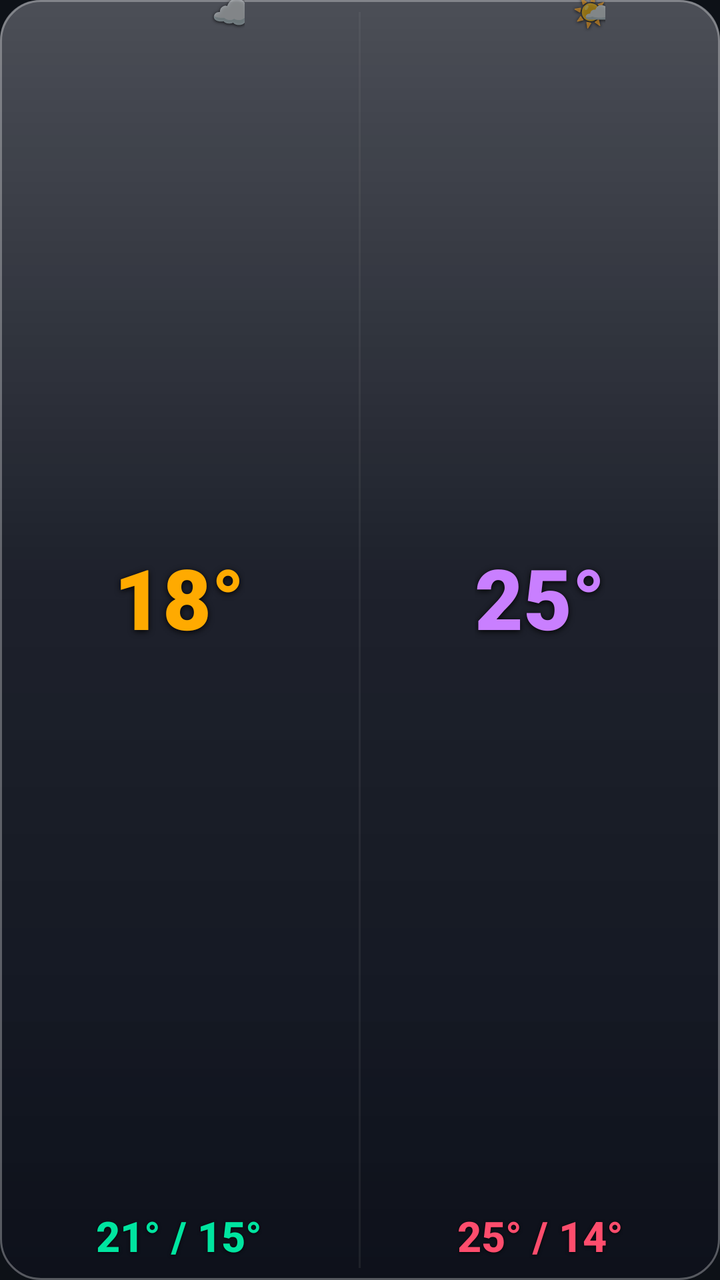
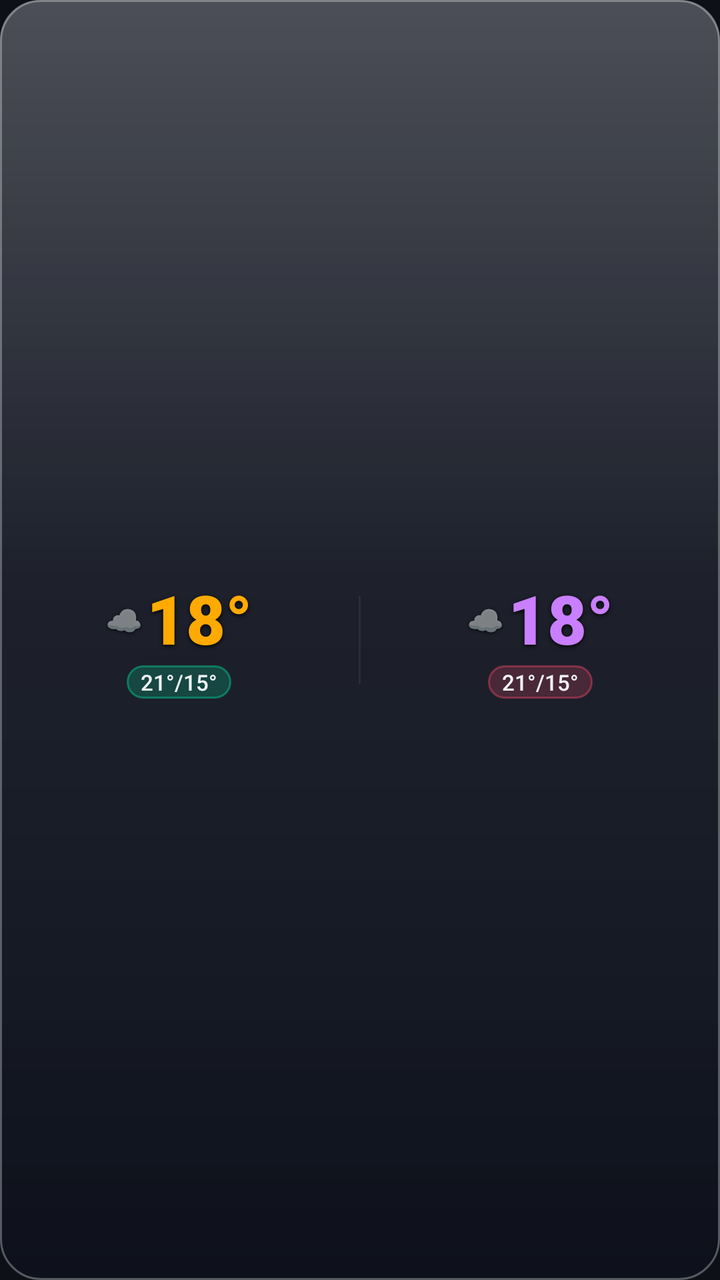

The first picture is an Android layout as it rendered before a commit; the second is the same layout after the commit. The layout source and the unified diff follow.
<!-- AndroidManifest.xml: application theme Theme.Weather28 -->
<!-- res/layout/widget_dark_xs.xml -->
<?xml version="1.0" encoding="utf-8"?>
<LinearLayout xmlns:android="http://schemas.android.com/apk/res/android"
    android:id="@+id/widget_root"
    android:layout_width="match_parent"
    android:layout_height="match_parent"
    android:orientation="vertical"
    android:background="@drawable/widget_bg_dark">


    <LinearLayout
        android:layout_width="match_parent"
        android:layout_height="0dp"
        android:layout_weight="1"
        android:orientation="horizontal">

        
        <LinearLayout
            android:layout_width="0dp"
            android:layout_height="match_parent"
            android:layout_weight="1"
            android:orientation="vertical"
            android:gravity="center_horizontal"
            android:paddingStart="6dp"
            android:paddingEnd="6dp"
            android:paddingBottom="8dp">

            <FrameLayout
                android:layout_width="wrap_content"
                android:layout_height="0dp"
                android:layout_weight="1">

                <TextView
                    android:id="@+id/today_temp"
                    android:layout_width="wrap_content"
                    android:layout_height="wrap_content"
                    android:layout_gravity="center"
                    android:text="18°"
                    android:textColor="#ffaa00"
                    android:textSize="42sp"
                    android:fontFamily="sans-serif-black"
                    android:includeFontPadding="false"
                    android:gravity="center"
                    android:shadowColor="#e6000000" android:shadowDx="0" android:shadowDy="2" android:shadowRadius="7"/>

                <TextView
                    android:id="@+id/today_icon"
                    android:layout_width="wrap_content"
                    android:layout_height="wrap_content"
                    android:layout_gravity="top|end"
                    android:layout_marginTop="-4dp"
                    android:layout_marginEnd="-5dp"
                    android:text="☁️"
                    android:textSize="17sp"
                    android:includeFontPadding="false"
                    android:gravity="center"
                    android:shadowColor="#cc000000" android:shadowDx="0" android:shadowDy="1" android:shadowRadius="4"/>
            </FrameLayout>

            <TextView
                android:id="@+id/today_minmax"
                android:layout_width="wrap_content"
                android:layout_height="wrap_content"
                android:text="21° / 15°"
                android:textColor="#00e5a0"
                android:textSize="21sp"
                android:fontFamily="sans-serif-medium"
                android:textStyle="bold"
                android:layout_marginTop="2dp"
                android:shadowColor="#cc000000" android:shadowDx="0" android:shadowDy="1" android:shadowRadius="4"/>
        </LinearLayout>

        <TextView
            android:layout_width="1dp"
            android:layout_height="match_parent"
            android:background="#22888888"
            android:layout_marginTop="6dp"
            android:layout_marginBottom="6dp"
            android:text=""/>

        
        <LinearLayout
            android:layout_width="0dp"
            android:layout_height="match_parent"
            android:layout_weight="1"
            android:orientation="vertical"
            android:gravity="center_horizontal"
            android:paddingStart="6dp"
            android:paddingEnd="6dp"
            android:paddingBottom="8dp">

            <FrameLayout
                android:layout_width="wrap_content"
                android:layout_height="0dp"
                android:layout_weight="1">

                <TextView
                    android:id="@+id/tomorrow_temp"
                    android:layout_width="wrap_content"
                    android:layout_height="wrap_content"
                    android:layout_gravity="center"
                    android:text="25°"
                    android:textColor="#c97fff"
                    android:textSize="42sp"
                    android:fontFamily="sans-serif-black"
                    android:includeFontPadding="false"
                    android:gravity="center"
                    android:shadowColor="#e6000000" android:shadowDx="0" android:shadowDy="2" android:shadowRadius="7"/>

                <TextView
                    android:id="@+id/tomorrow_icon"
                    android:layout_width="wrap_content"
                    android:layout_height="wrap_content"
                    android:layout_gravity="top|end"
                    android:layout_marginTop="-4dp"
                    android:layout_marginEnd="-5dp"
                    android:text="🌤️"
                    android:textSize="17sp"
                    android:includeFontPadding="false"
                    android:gravity="center"
                    android:shadowColor="#cc000000" android:shadowDx="0" android:shadowDy="1" android:shadowRadius="4"/>
            </FrameLayout>

            <TextView
                android:id="@+id/tomorrow_minmax"
                android:layout_width="wrap_content"
                android:layout_height="wrap_content"
                android:text="25° / 14°"
                android:textColor="#ff4d6d"
                android:textSize="21sp"
                android:fontFamily="sans-serif-medium"
                android:textStyle="bold"
                android:layout_marginTop="2dp"
                android:shadowColor="#cc000000" android:shadowDx="0" android:shadowDy="1" android:shadowRadius="4"/>
        </LinearLayout>
    </LinearLayout>

    <TextView android:id="@+id/widget_refresh" android:layout_width="0dp" android:layout_height="0dp" android:visibility="gone"/>
    <TextView android:id="@+id/today_desc"    android:layout_width="0dp" android:layout_height="0dp" android:visibility="gone"/>
    <TextView android:id="@+id/tomorrow_desc" android:layout_width="0dp" android:layout_height="0dp" android:visibility="gone"/>
    <TextView android:id="@+id/today_icon_bg" android:layout_width="0dp" android:layout_height="0dp" android:visibility="gone"/>
    <TextView android:id="@+id/tomorrow_icon_bg" android:layout_width="0dp" android:layout_height="0dp" android:visibility="gone"/>
    <TextView android:id="@+id/today_rain"    android:layout_width="0dp" android:layout_height="0dp" android:visibility="gone"/>
    <TextView android:id="@+id/today_wind"    android:layout_width="0dp" android:layout_height="0dp" android:visibility="gone"/>
    <TextView android:id="@+id/tomorrow_rain" android:layout_width="0dp" android:layout_height="0dp" android:visibility="gone"/>
    <TextView android:id="@+id/tomorrow_wind" android:layout_width="0dp" android:layout_height="0dp" android:visibility="gone"/>

</LinearLayout>
<!-- resources referenced by this layout -->
<resources>
  <!-- drawable widget_bg_dark (drawable) -->
  <?xml version="1.0" encoding="utf-8"?>
  <layer-list xmlns:android="http://schemas.android.com/apk/res/android">
      <item>
          <shape android:shape="rectangle">
              <solid android:color="#CC101520"/>
              <corners android:radius="20dp"/>
          </shape>
      </item>
      <item>
          <shape android:shape="rectangle">
              <gradient
                  android:type="linear"
                  android:angle="115"
                  android:startColor="#40FFFFFF"
                  android:centerColor="#0FFFFFFF"
                  android:endColor="#00FFFFFF"
                  android:centerY="0.45"/>
              <corners android:radius="20dp"/>
          </shape>
      </item>
      <item>
          <shape android:shape="rectangle">
              <gradient
                  android:type="linear"
                  android:angle="90"
                  android:startColor="#22000000"
                  android:centerColor="#00000000"
                  android:endColor="#00000000"
                  android:centerY="0.25"/>
              <corners android:radius="20dp"/>
          </shape>
      </item>
      <item>
          <shape android:shape="rectangle">
              <stroke android:width="1dp" android:color="#4DFFFFFF"/>
              <corners android:radius="20dp"/>
          </shape>
      </item>
  </layer-list>
  <style name="Theme.Weather28" parent="Theme.MaterialComponents.DayNight.NoActionBar">
          <item name="colorPrimary">#00e5a0</item>
          <item name="colorPrimaryVariant">#4d9fff</item>
          <item name="colorOnPrimary">#0d1117</item>
          <item name="android:windowBackground">#0d1117</item>
          <item name="android:statusBarColor">#0d1117</item>
          <item name="android:navigationBarColor">#0d1117</item>
      </style>
</resources>

<!-- the commit's change to res/layout/widget_dark_xs.xml (unified diff, before → after) -->
@@ -6,141 +6,142 @@
     android:orientation="vertical"
     android:background="@drawable/widget_bg_dark">
 
-
     <LinearLayout
         android:layout_width="match_parent"
         android:layout_height="0dp"
         android:layout_weight="1"
-        android:orientation="horizontal">
+        android:orientation="horizontal"
+        android:gravity="center_vertical">
 
-        
         <LinearLayout
             android:layout_width="0dp"
             android:layout_height="match_parent"
             android:layout_weight="1"
             android:orientation="vertical"
-            android:gravity="center_horizontal"
-            android:paddingStart="6dp"
-            android:paddingEnd="6dp"
-            android:paddingBottom="8dp">
+            android:gravity="center"
+            android:paddingStart="4dp"
+            android:paddingEnd="4dp">
 
-            <FrameLayout
+            <LinearLayout
                 android:layout_width="wrap_content"
-                android:layout_height="0dp"
-                android:layout_weight="1">
+                android:layout_height="wrap_content"
+                android:orientation="horizontal"
+                android:gravity="center_vertical">
+
+                <TextView
+                    android:id="@+id/today_icon"
+                    android:layout_width="wrap_content"
+                    android:layout_height="wrap_content"
+                    android:text="☁️"
+                    android:textSize="15sp"
+                    android:includeFontPadding="false"
+                    android:gravity="center"
+                    android:layout_marginEnd="2dp"
+                    android:shadowColor="#cc000000" android:shadowDx="0" android:shadowDy="1" android:shadowRadius="4"/>
 
                 <TextView
                     android:id="@+id/today_temp"
                     android:layout_width="wrap_content"
                     android:layout_height="wrap_content"
-                    android:layout_gravity="center"
                     android:text="18°"
                     android:textColor="#ffaa00"
-                    android:textSize="42sp"
+                    android:textSize="34sp"
                     android:fontFamily="sans-serif-black"
                     android:includeFontPadding="false"
                     android:gravity="center"
-                    android:shadowColor="#e6000000" android:shadowDx="0" android:shadowDy="2" android:shadowRadius="7"/>
-
-                <TextView
-                    android:id="@+id/today_icon"
-                    android:layout_width="wrap_content"
-                    android:layout_height="wrap_content"
-                    android:layout_gravity="top|end"
-                    android:layout_marginTop="-4dp"
-                    android:layout_marginEnd="-5dp"
-                    android:text="☁️"
-                    android:textSize="17sp"
-                    android:includeFontPadding="false"
-                    android:gravity="center"
-                    android:shadowColor="#cc000000" android:shadowDx="0" android:shadowDy="1" android:shadowRadius="4"/>
-            </FrameLayout>
+                    android:shadowColor="#e6000000" android:shadowDx="0" android:shadowDy="2" android:shadowRadius="5"/>
+            </LinearLayout>
 
             <TextView
                 android:id="@+id/today_minmax"
                 android:layout_width="wrap_content"
                 android:layout_height="wrap_content"
-                android:text="21° / 15°"
-                android:textColor="#00e5a0"
-                android:textSize="21sp"
+                android:text="21°/15°"
+                android:textColor="#f2f5f8"
+                android:textSize="11sp"
                 android:fontFamily="sans-serif-medium"
-                android:textStyle="bold"
-                android:layout_marginTop="2dp"
-                android:shadowColor="#cc000000" android:shadowDx="0" android:shadowDy="1" android:shadowRadius="4"/>
+                android:maxLines="1"
+                android:ellipsize="end"
+                android:background="@drawable/widget_pill_green"
+                android:paddingStart="7dp"
+                android:paddingEnd="7dp"
+                android:paddingTop="1dp"
+                android:paddingBottom="1dp"
+                android:layout_marginTop="2dp"/>
         </LinearLayout>
 
         <TextView
             android:layout_width="1dp"
-            android:layout_height="match_parent"
+            android:layout_height="44dp"
             android:background="#22888888"
-            android:layout_marginTop="6dp"
-            android:layout_marginBottom="6dp"
             android:text=""/>
 
-        
         <LinearLayout
             android:layout_width="0dp"
             android:layout_height="match_parent"
             android:layout_weight="1"
             android:orientation="vertical"
-            android:gravity="center_horizontal"
-            android:paddingStart="6dp"
-            android:paddingEnd="6dp"
-            android:paddingBottom="8dp">
+            android:gravity="center"
+            android:paddingStart="4dp"
+            android:paddingEnd="4dp">
 
-            <FrameLayout
+            <LinearLayout
                 android:layout_width="wrap_content"
-                android:layout_height="0dp"
-                android:layout_weight="1">
+                android:layout_height="wrap_content"
+                android:orientation="horizontal"
+                android:gravity="center_vertical">
+
+                <TextView
+                    android:id="@+id/tomorrow_icon"
+                    android:layout_width="wrap_content"
+                    android:layout_height="wrap_content"
+                    android:text="☁️"
+                    android:textSize="15sp"
+                    android:includeFontPadding="false"
+                    android:gravity="center"
+                    android:layout_marginEnd="2dp"
+                    android:shadowColor="#cc000000" android:shadowDx="0" android:shadowDy="1" android:shadowRadius="4"/>
 
                 <TextView
                     android:id="@+id/tomorrow_temp"
                     android:layout_width="wrap_content"
                     android:layout_height="wrap_content"
-                    android:layout_gravity="center"
-                    android:text="25°"
+                    android:text="18°"
                     android:textColor="#c97fff"
-                    android:textSize="42sp"
+                    android:textSize="34sp"
                     android:fontFamily="sans-serif-black"
                     android:includeFontPadding="false"
                     android:gravity="center"
-                    android:shadowColor="#e6000000" android:shadowDx="0" android:shadowDy="2" android:shadowRadius="7"/>
-
-                <TextView
-                    android:id="@+id/tomorrow_icon"
-                    android:layout_width="wrap_content"
-                    android:layout_height="wrap_content"
-                    android:layout_gravity="top|end"
-                    android:layout_marginTop="-4dp"
-                    android:layout_marginEnd="-5dp"
-                    android:text="🌤️"
-                    android:textSize="17sp"
-                    android:includeFontPadding="false"
-                    android:gravity="center"
-                    android:shadowColor="#cc000000" android:shadowDx="0" android:shadowDy="1" android:shadowRadius="4"/>
-            </FrameLayout>
+                    android:shadowColor="#e6000000" android:shadowDx="0" android:shadowDy="2" android:shadowRadius="5"/>
+            </LinearLayout>
 
             <TextView
                 android:id="@+id/tomorrow_minmax"
                 android:layout_width="wrap_content"
                 android:layout_height="wrap_content"
-                android:text="25° / 14°"
-                android:textColor="#ff4d6d"
-                android:textSize="21sp"
+                android:text="21°/15°"
+                android:textColor="#f2f5f8"
+                android:textSize="11sp"
                 android:fontFamily="sans-serif-medium"
-                android:textStyle="bold"
-                android:layout_marginTop="2dp"
-                android:shadowColor="#cc000000" android:shadowDx="0" android:shadowDy="1" android:shadowRadius="4"/>
+                android:maxLines="1"
+                android:ellipsize="end"
+                android:background="@drawable/widget_pill_pink"
+                android:paddingStart="7dp"
+                android:paddingEnd="7dp"
+                android:paddingTop="1dp"
+                android:paddingBottom="1dp"
+                android:layout_marginTop="2dp"/>
         </LinearLayout>
+
     </LinearLayout>
 
     <TextView android:id="@+id/widget_refresh" android:layout_width="0dp" android:layout_height="0dp" android:visibility="gone"/>
-    <TextView android:id="@+id/today_desc"    android:layout_width="0dp" android:layout_height="0dp" android:visibility="gone"/>
+    <TextView android:id="@+id/today_desc" android:layout_width="0dp" android:layout_height="0dp" android:visibility="gone"/>
     <TextView android:id="@+id/tomorrow_desc" android:layout_width="0dp" android:layout_height="0dp" android:visibility="gone"/>
     <TextView android:id="@+id/today_icon_bg" android:layout_width="0dp" android:layout_height="0dp" android:visibility="gone"/>
     <TextView android:id="@+id/tomorrow_icon_bg" android:layout_width="0dp" android:layout_height="0dp" android:visibility="gone"/>
-    <TextView android:id="@+id/today_rain"    android:layout_width="0dp" android:layout_height="0dp" android:visibility="gone"/>
-    <TextView android:id="@+id/today_wind"    android:layout_width="0dp" android:layout_height="0dp" android:visibility="gone"/>
+    <TextView android:id="@+id/today_rain" android:layout_width="0dp" android:layout_height="0dp" android:visibility="gone"/>
+    <TextView android:id="@+id/today_wind" android:layout_width="0dp" android:layout_height="0dp" android:visibility="gone"/>
     <TextView android:id="@+id/tomorrow_rain" android:layout_width="0dp" android:layout_height="0dp" android:visibility="gone"/>
     <TextView android:id="@+id/tomorrow_wind" android:layout_width="0dp" android:layout_height="0dp" android:visibility="gone"/>
 
<!-- resource entries referenced after the edit -->
@@ -40,6 +40,20 @@
           </shape>
       </item>
   </layer-list>
+  <!-- drawable widget_pill_green (drawable) -->
+  <?xml version="1.0" encoding="utf-8"?>
+  <shape xmlns:android="http://schemas.android.com/apk/res/android" android:shape="rectangle">
+      <solid android:color="#3300e5a0"/>
+      <stroke android:width="1dp" android:color="#6600e5a0"/>
+      <corners android:radius="20dp"/>
+  </shape>
+  <!-- drawable widget_pill_pink (drawable) -->
+  <?xml version="1.0" encoding="utf-8"?>
+  <shape xmlns:android="http://schemas.android.com/apk/res/android" android:shape="rectangle">
+      <solid android:color="#33ff4d6d"/>
+      <stroke android:width="1dp" android:color="#66ff4d6d"/>
+      <corners android:radius="20dp"/>
+  </shape>
   <style name="Theme.Weather28" parent="Theme.MaterialComponents.DayNight.NoActionBar">
           <item name="colorPrimary">#00e5a0</item>
           <item name="colorPrimaryVariant">#4d9fff</item>
